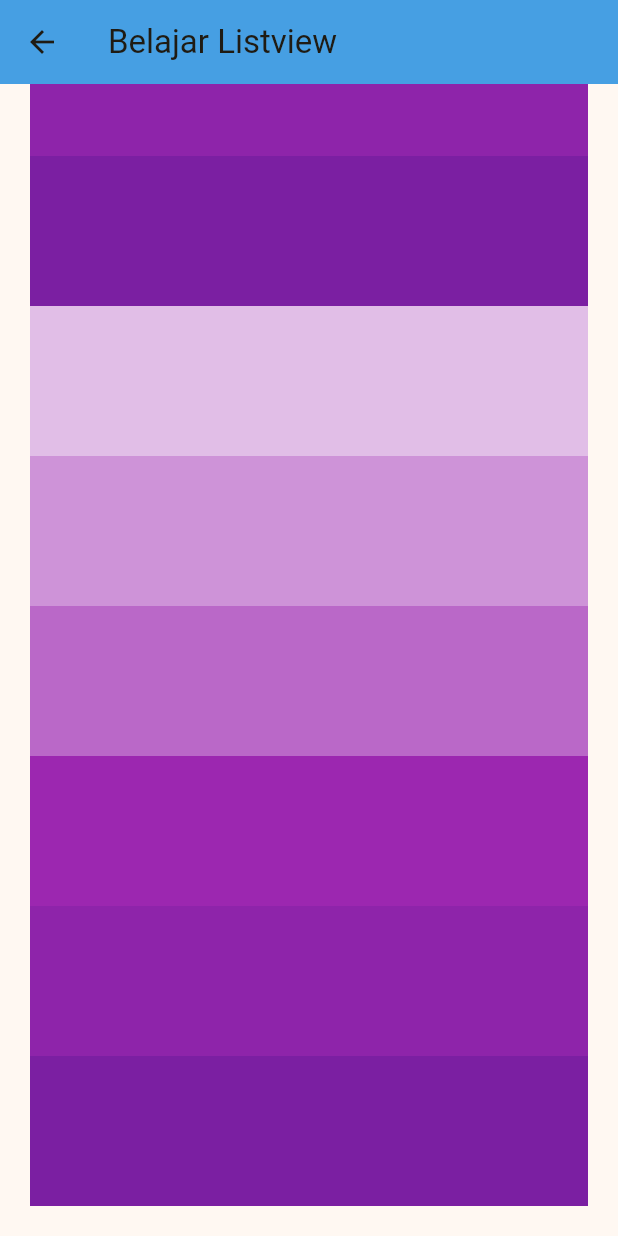
After one commit to farid-zii/Widget_flutter, a Flutter app: the SampleListview screen opened directly, on a phone screen of 412 x 824 dp. The commit adds this screen. Run offline on Flutter 3.47's test engine with Material 3 defaults, Android fonts, the phone set to English and light mode, and no system bars; network calls fail.

Commit message:
belajar listview builder

```diff
--- a/lib/main.dart
+++ b/lib/main.dart
@@ -1,6 +1,8 @@
 import 'package:belajar_widget/widgets/sample_container.dart';
 import 'package:belajar_widget/widgets/sample_image.dart';
 import 'package:belajar_widget/widgets/sample_image_circle.dart';
+import 'package:belajar_widget/widgets/sample_listview.dart';
+import 'package:belajar_widget/widgets/sample_listview_builder.dart';
 import 'package:belajar_widget/widgets/sample_text.dart';
 import 'package:flutter/material.dart';
 
@@ -35,7 +37,7 @@ class MyApp extends StatelessWidget {
         useMaterial3: true,
         colorScheme: ColorScheme.fromSeed(seedColor: Colors.amber),
       ),
-      home: const SampleImageCirle(),
+      home: SampleListViewBuilder(),
     );
   }
 }
--- /dev/null
+++ b/lib/widgets/sample_listview.dart
@@ -0,0 +1,74 @@
+import 'package:flutter/material.dart';
+
+class SampleListview extends StatelessWidget {
+  const SampleListview({super.key});
+
+  @override
+  Widget build(BuildContext context) {
+    return Scaffold(
+      appBar: AppBar(
+        title: Text("Belajar Listview"),
+        backgroundColor: Colors.blue[400],
+      ),
+      body: ListView(
+        reverse: true,
+        //membalikkan dari bawah ke atas
+        padding: EdgeInsets.all(20),
+        children: [
+          Container(
+            color: Colors.purple[700],
+            height: 100,
+          ),
+          Container(
+            color: Colors.purple[600],
+            height: 100,
+          ),
+          Container(
+            color: Colors.purple[500],
+            height: 100,
+          ),
+          Container(
+            color: Colors.purple[300],
+            height: 100,
+          ),
+          Container(
+            color: Colors.purple[200],
+            height: 100,
+          ),
+          Container(
+            color: Colors.purple[100],
+            height: 100,
+          ),
+          Container(
+            color: Colors.purple[700],
+            height: 100,
+          ),
+          Container(
+            color: Colors.purple[600],
+            height: 100,
+          ),
+          Container(
+            color: Colors.purple[500],
+            height: 100,
+          ),
+          Container(
+            color: Colors.purple[400],
+            height: 100,
+          ),
+          Container(
+            color: Colors.purple[300],
+            height: 100,
+          ),
+          Container(
+            color: Colors.purple[200],
+            height: 100,
+          ),
+          Container(
+            color: Colors.purple[100],
+            height: 100,
+          ),
+        ],
+      ),
+    );
+  }
+}
```
Also changed, not shown: lib/widgets/sample_listview_builder.dart (added, +50 -0 lines).
